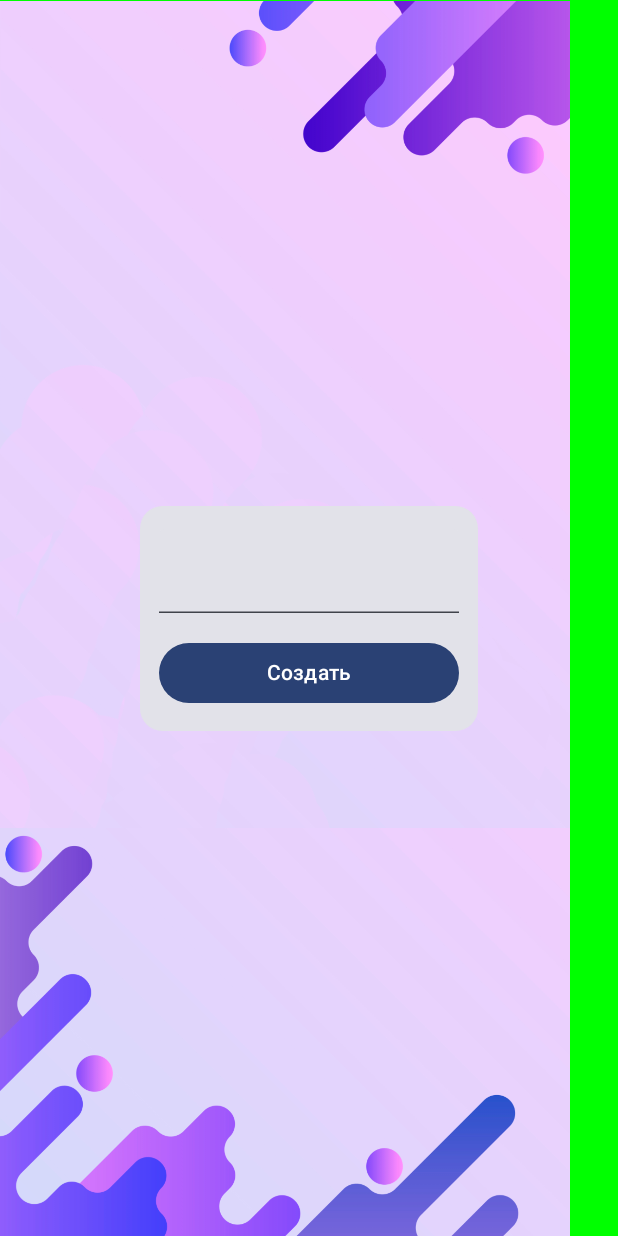
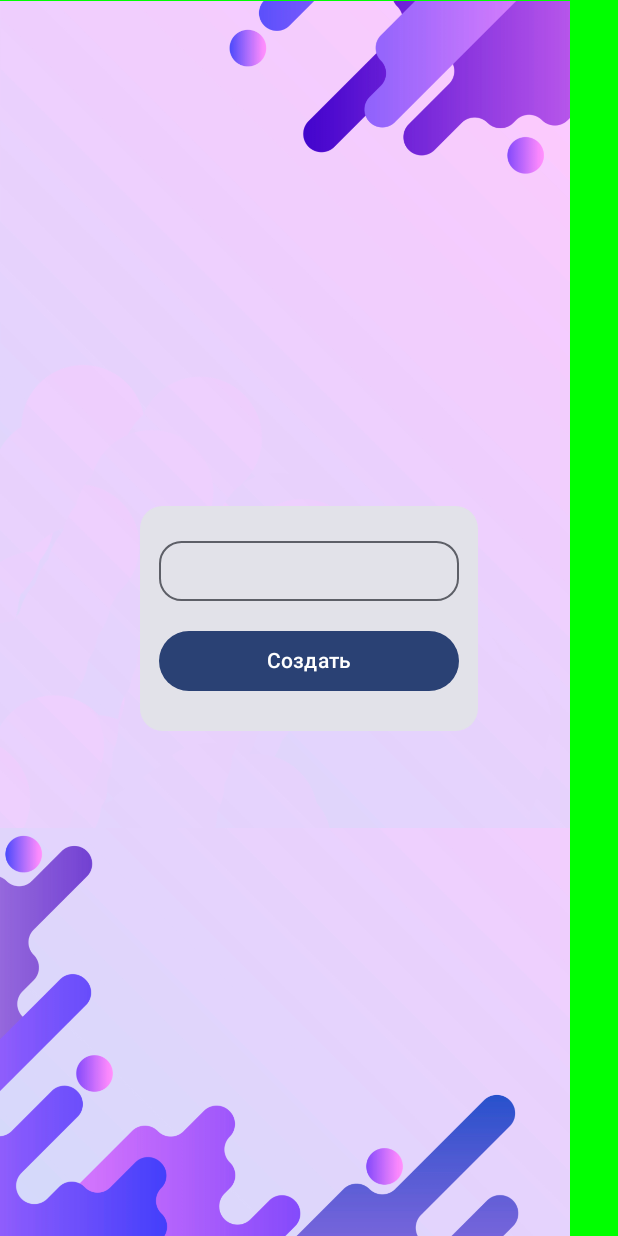
Before and after one commit to 2ecEnd/Brain--ck, an Android app built with Jetpack Compose: the CreateProjectPage screen opened through its navigation route, on a phone screen of 412 x 824 dp. Run offline under Robolectric (Android 15) with nearby library versions, the phone set to English and light mode, and no system bars.

Commit message:
small changes with text field

```diff
--- a/app/src/main/java/com/example/mobileapp/MainActivity.kt
+++ b/app/src/main/java/com/example/mobileapp/MainActivity.kt
@@ -42,7 +42,7 @@ class MainActivity : ComponentActivity() {
 fun App(modifier: Modifier = Modifier){
     val navController = rememberNavController()
 
-    NavHost(navController = navController, startDestination = "home") {
+    NavHost(navController = navController, startDestination = "createProject") {
         composable("home") {
             HomePage(navController)
         }
--- a/app/src/main/java/com/example/mobileapp/Pages.kt
+++ b/app/src/main/java/com/example/mobileapp/Pages.kt
@@ -6,15 +6,21 @@ import androidx.compose.foundation.background
 import androidx.compose.foundation.layout.Arrangement
 import androidx.compose.foundation.layout.Box
 import androidx.compose.foundation.layout.Column
+import androidx.compose.foundation.layout.PaddingValues
 import androidx.compose.foundation.layout.fillMaxSize
 import androidx.compose.foundation.layout.height
+import androidx.compose.foundation.layout.padding
+import androidx.compose.foundation.layout.safeContentPadding
 import androidx.compose.foundation.layout.size
 import androidx.compose.foundation.layout.width
 import androidx.compose.foundation.shape.*
 import androidx.compose.material3.Button
 import androidx.compose.material3.Card
+import androidx.compose.material3.LocalTextStyle
+import androidx.compose.material3.OutlinedTextField
 import androidx.compose.material3.Text
 import androidx.compose.material3.TextField
+import androidx.compose.material3.TextFieldDefaults
 import androidx.compose.runtime.Composable
 import androidx.compose.runtime.mutableStateOf
 import androidx.compose.runtime.remember
@@ -24,7 +30,9 @@ import androidx.compose.ui.Alignment
 import androidx.compose.ui.Modifier
 import androidx.compose.ui.graphics.Color
 import androidx.compose.ui.res.painterResource
+import androidx.compose.ui.tooling.preview.Preview
 import androidx.compose.ui.unit.dp
+import androidx.compose.ui.unit.sp
 import androidx.navigation.NavController
 
 @Composable
@@ -135,10 +143,14 @@ fun ProjectNameForm(navController: NavController){
             verticalArrangement = Arrangement.spacedBy(16.dp),
         )
         {
-            TextField(
-                modifier = Modifier.width(200.dp),
+            OutlinedTextField(
+                modifier = Modifier
+                    .width(200.dp)
+                    .height(40.dp),
+                shape = RoundedCornerShape(15.dp),
                 value = text,
-                onValueChange = { newText -> text = newText }
+                onValueChange = { newText -> text = newText },
+                textStyle = LocalTextStyle.current.copy(fontSize = 20.sp)
             )
 
             Button(
```
